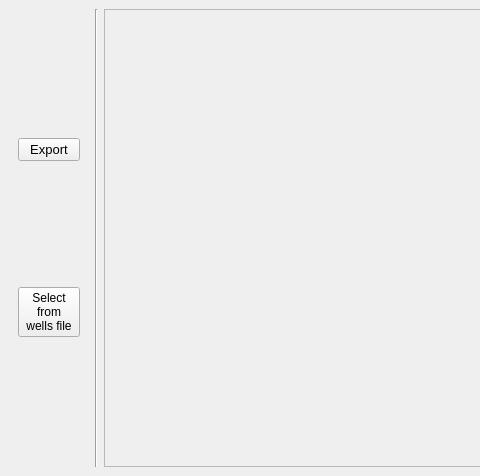
First picture: the form in ui/import_fieldlogger.ui, repository jkall/qgis-midvatten-plugin, before the edit; both pictures show x 0 to 480 and y 0 to 476 of the 1013 by 476 pixel window.
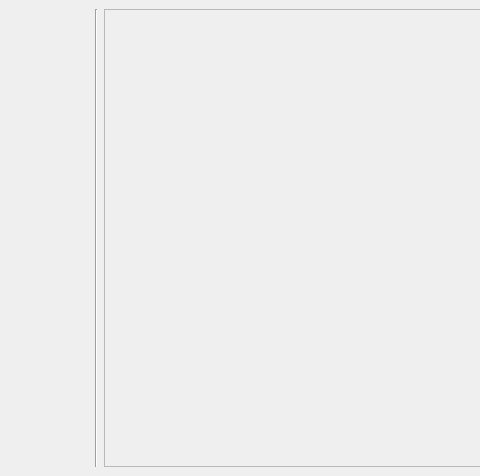
Second picture: the form after the edit.

Commit message: More very early dev.

The edit to the form file:
```diff
--- a/ui/import_fieldlogger.ui
+++ b/ui/import_fieldlogger.ui
@@ -30,40 +30,6 @@
        </size>
       </property>
       <layout class="QGridLayout" name="gridLayout_buttons">
-       <item row="0" column="0">
-        <widget class="QPushButton" name="pushButtonExport">
-         <property name="sizePolicy">
-          <sizepolicy hsizetype="MinimumExpanding" vsizetype="Fixed">
-           <horstretch>0</horstretch>
-           <verstretch>0</verstretch>
-          </sizepolicy>
-         </property>
-         <property name="minimumSize">
-          <size>
-           <width>0</width>
-           <height>0</height>
-          </size>
-         </property>
-         <property name="font">
-          <font>
-           <family>Arial</family>
-           <pointsize>10</pointsize>
-          </font>
-         </property>
-         <property name="text">
-          <string>Export</string>
-         </property>
-        </widget>
-       </item>
-       <item row="1" column="0">
-        <widget class="QPushButton" name="pushButtonImportWellsfile">
-         <property name="text">
-          <string>Select
-from
-wells file</string>
-         </property>
-        </widget>
-       </item>
       </layout>
      </widget>
     </item>
```
